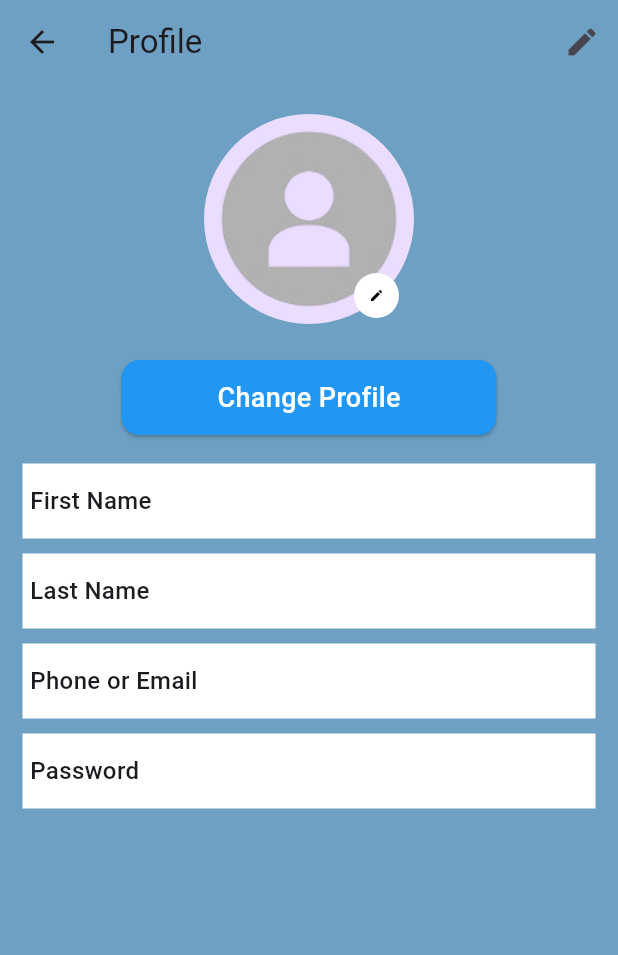
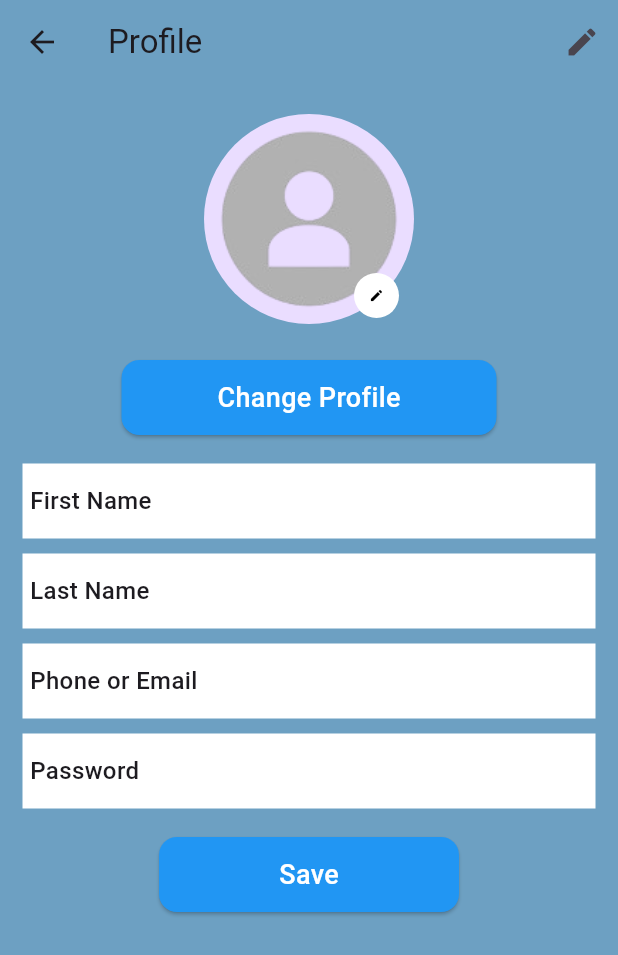
Before and after one commit to fahimshahariar09/laundry_app, a Flutter app: the ProfileScreen screen opened directly, on a phone screen of 412 x 824 dp. Shown: the top 955 px of the screen. Run offline on Flutter 3.47's test engine with Material 3 defaults, Android fonts, the phone set to English and light mode, and no system bars; our stand-ins replace animated_notch_bottom_bar, get; missing offline and left inert: flutter_timer_countdown.

Commit message:
first commit

```diff
--- a/lib/view/screen/profile/profile_screen.dart
+++ b/lib/view/screen/profile/profile_screen.dart
@@ -14,9 +14,13 @@ class ProfileScreen extends StatelessWidget {
       appBar: AppBar(
         backgroundColor: const Color(0xff6DA0C2),
         title: const Text("Profile"),
-        actions: [IconButton(onPressed: () {
-          Get.to(ProfileEdit());
-        }, icon: Icon(Icons.edit))],
+        actions: [
+          IconButton(
+              onPressed: () {
+                Get.to(ProfileEdit());
+              },
+              icon: Icon(Icons.edit))
+        ],
       ),
       body: SafeArea(
         child: Center(
@@ -134,7 +138,11 @@ class ProfileScreen extends StatelessWidget {
                       ),
                     ],
                   ),
-                )
+                ),
+                SizedBox(
+                  height: 15,
+                ),
+                CommonButton(buttonName: "Save", buttonWidth: 200, onTap: () {})
               ],
             ),
           ),
```
Also changed, not shown: lib/view/screen/profile/profile_edit.dart (+15 -1 lines).
